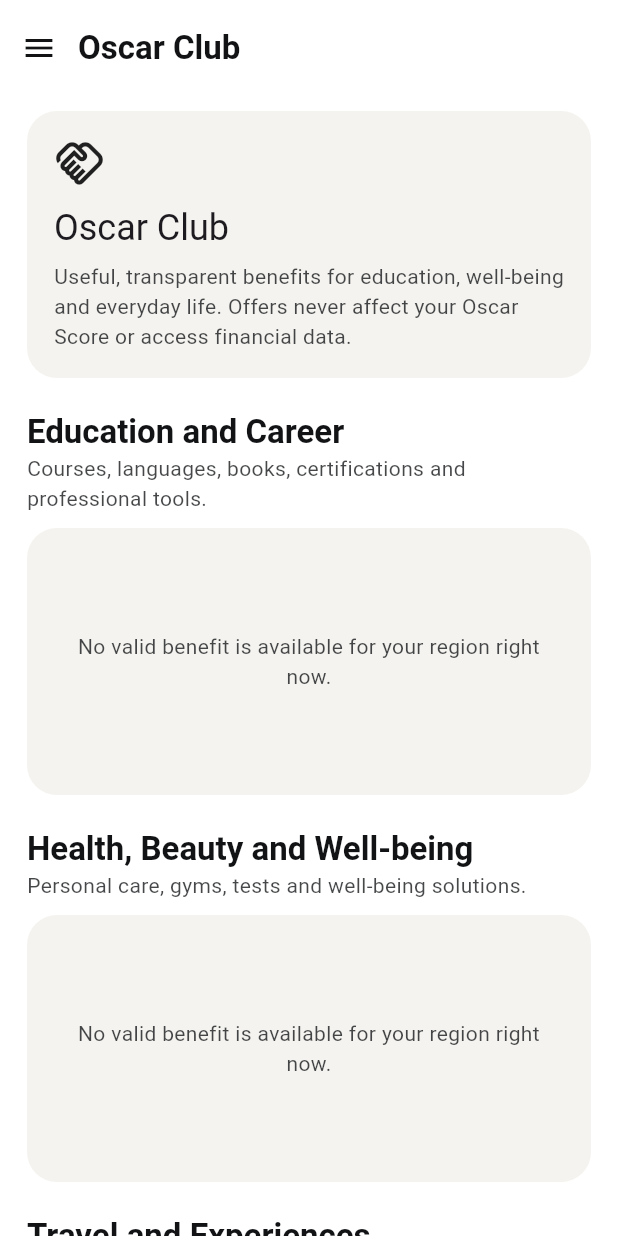
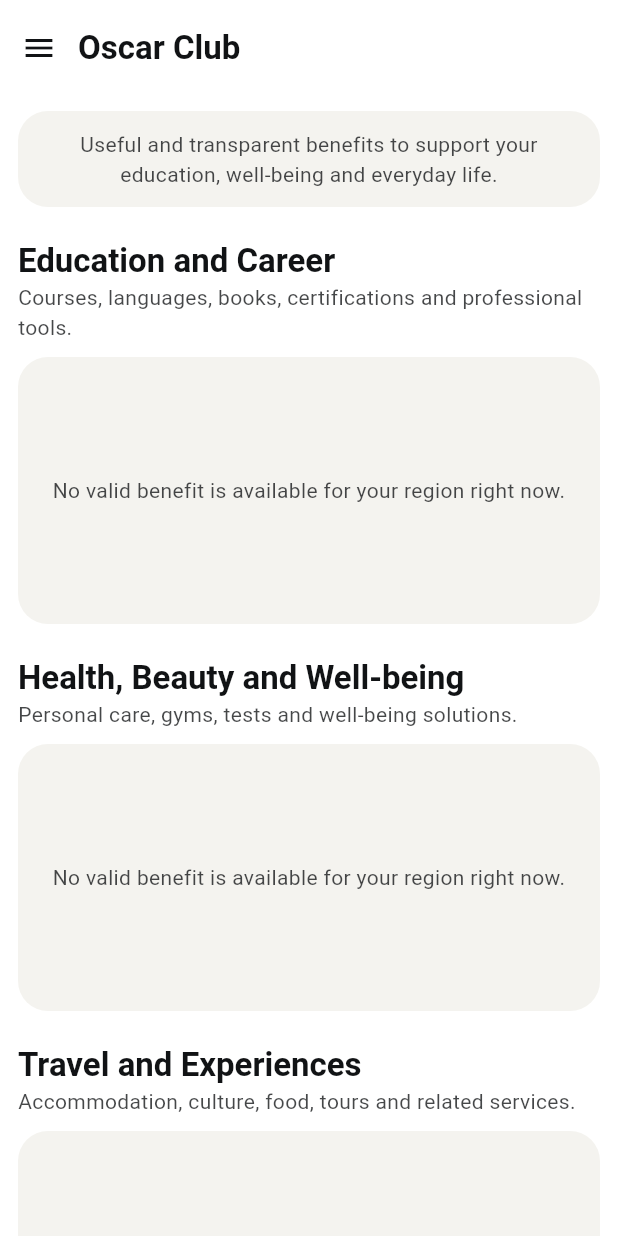
Before and after one commit to chrysthopher23-stack/oscar-financas, a Flutter app: the OscarClubPage screen opened directly with empty values, on a phone screen of 412 x 824 dp. Run offline on Flutter 3.47's test engine with Material 3 defaults, Android fonts, the phone set to English and light mode, and no system bars; our stand-ins replace flutter_local_notifications, pdf, printing, shared_preferences, sqflite, timezone; accounts and stored records are empty.

Commit message:
Compact Oscar Club intro card

```diff
--- a/app/lib/core/localization/brains/de_de.dart
+++ b/app/lib/core/localization/brains/de_de.dart
@@ -170,7 +170,7 @@ const deDeMessages = <String, String>{
       "Tippen Sie auf einen Tarif, um die verfügbaren Funktionen anzuzeigen.",
   "Uma indicação elegível pode oferecer até 40% de desconto. Benefícios não são cumulativos: prevalece sempre o maior desconto válido.": "Eine berechtigte Empfehlung kann bis zu 40 % Rabatt bieten. Vorteile sind nicht kombinierbar; es gilt stets der höchste gültige Rabatt.",
   "O convite seguro será habilitado quando contas e validação do servidor estiverem disponíveis.": "Sichere Einladungen werden aktiviert, sobald Konten und Serverprüfung verfügbar sind.",
-  "Benefícios úteis e transparentes para apoiar sua educação, bem-estar e vida prática. Ofertas nunca alteram seu Oscar Score nem acessam seus dados financeiros.": "Nützliche, transparente Vorteile für Bildung, Wohlbefinden und Alltag. Angebote beeinflussen weder Ihren Oscar Score noch greifen sie auf Finanzdaten zu.",
+  "Benefícios úteis e transparentes para apoiar sua educação, bem-estar e vida prática.": "Nützliche und transparente Vorteile zur Unterstützung von Bildung, Wohlbefinden und Alltag.",
   "O Oscar Finanças poderá receber uma comissão se você contratar ou comprar por este link. Você será direcionado ao ambiente do parceiro.": "Oscar Finanças kann eine Provision erhalten, wenn Sie über diesen Link kaufen. Sie werden zum Partner weitergeleitet.",
   "O link deste parceiro ainda não está disponível.":
       "Der Link dieses Partners ist noch nicht verfügbar.",
--- a/app/lib/core/localization/brains/en_us.dart
+++ b/app/lib/core/localization/brains/en_us.dart
@@ -168,7 +168,7 @@ const enUsMessages = <String, String>{
       "Tap a plan to view its available features.",
   "Uma indicação elegível pode oferecer até 40% de desconto. Benefícios não são cumulativos: prevalece sempre o maior desconto válido.": "An eligible referral may offer up to 40% off. Benefits cannot be combined: the highest valid discount always applies.",
   "O convite seguro será habilitado quando contas e validação do servidor estiverem disponíveis.": "Secure invitations will be enabled when accounts and server validation are available.",
-  "Benefícios úteis e transparentes para apoiar sua educação, bem-estar e vida prática. Ofertas nunca alteram seu Oscar Score nem acessam seus dados financeiros.": "Useful, transparent benefits for education, well-being and everyday life. Offers never affect your Oscar Score or access financial data.",
+  "Benefícios úteis e transparentes para apoiar sua educação, bem-estar e vida prática.": "Useful and transparent benefits to support your education, well-being and everyday life.",
   "O Oscar Finanças poderá receber uma comissão se você contratar ou comprar por este link. Você será direcionado ao ambiente do parceiro.": "Oscar Finanças may receive a commission if you buy through this link. You will be directed to the partner environment.",
   "O link deste parceiro ainda não está disponível.":
       "This partner link is not available yet.",
--- a/app/lib/core/localization/brains/fr_fr.dart
+++ b/app/lib/core/localization/brains/fr_fr.dart
@@ -168,7 +168,7 @@ const frFrMessages = <String, String>{
       "Touchez un forfait pour voir les fonctionnalités disponibles.",
   "Uma indicação elegível pode oferecer até 40% de desconto. Benefícios não são cumulativos: prevalece sempre o maior desconto válido.": "Un parrainage éligible peut offrir jusqu’à 40 % de remise. Les avantages ne se cumulent pas : la remise valide la plus élevée s’applique.",
   "O convite seguro será habilitado quando contas e validação do servidor estiverem disponíveis.": "Les invitations sécurisées seront activées lorsque les comptes et la validation serveur seront disponibles.",
-  "Benefícios úteis e transparentes para apoiar sua educação, bem-estar e vida prática. Ofertas nunca alteram seu Oscar Score nem acessam seus dados financeiros.": "Des avantages utiles et transparents pour l’éducation, le bien-être et le quotidien. Les offres n’affectent jamais votre Oscar Score et n’accèdent pas à vos données financières.",
+  "Benefícios úteis e transparentes para apoiar sua educação, bem-estar e vida prática.": "Des avantages utiles et transparents pour soutenir votre éducation, votre bien-être et votre vie quotidienne.",
   "O Oscar Finanças poderá receber uma comissão se você contratar ou comprar por este link. Você será direcionado ao ambiente do parceiro.": "Oscar Finanças peut recevoir une commission si vous achetez via ce lien. Vous serez redirigé vers l’espace du partenaire.",
   "O link deste parceiro ainda não está disponível.":
       "Le lien de ce partenaire n’est pas encore disponible.",
--- a/app/lib/core/localization/brains/hi_in.dart
+++ b/app/lib/core/localization/brains/hi_in.dart
@@ -170,7 +170,7 @@ const hiInMessages = <String, String>{
   "Uma indicação elegível pode oferecer até 40% de desconto. Benefícios não são cumulativos: prevalece sempre o maior desconto válido.": "योग्य रेफरल पर 40% तक छूट मिल सकती है। लाभ जोड़े नहीं जाते; सबसे बड़ी मान्य छूट लागू होती है।",
   "O convite seguro será habilitado quando contas e validação do servidor estiverem disponíveis.":
       "खाते और सर्वर सत्यापन उपलब्ध होने पर सुरक्षित आमंत्रण सक्रिय होंगे।",
-  "Benefícios úteis e transparentes para apoiar sua educação, bem-estar e vida prática. Ofertas nunca alteram seu Oscar Score nem acessam seus dados financeiros.": "शिक्षा, कल्याण और दैनिक जीवन के लिए उपयोगी और पारदर्शी लाभ। ऑफर आपके Oscar Score को कभी नहीं बदलते और वित्तीय डेटा तक पहुंच नहीं रखते।",
+  "Benefícios úteis e transparentes para apoiar sua educação, bem-estar e vida prática.": "आपकी शिक्षा, कल्याण और दैनिक जीवन में मदद के लिए उपयोगी और पारदर्शी लाभ।",
   "O Oscar Finanças poderá receber uma comissão se você contratar ou comprar por este link. Você será direcionado ao ambiente do parceiro.": "इस लिंक से खरीदने पर Oscar Finanças को कमीशन मिल सकता है। आपको पार्टनर के पेज पर भेजा जाएगा।",
   "O link deste parceiro ainda não está disponível.":
       "इस पार्टनर का लिंक अभी उपलब्ध नहीं है।",
--- a/app/lib/core/localization/brains/pt_br.dart
+++ b/app/lib/core/localization/brains/pt_br.dart
@@ -217,7 +217,7 @@ const ptBrMessages = <String, String>{
       "Toque em um plano para visualizar os recursos disponíveis.",
   "Uma indicação elegível pode oferecer até 40% de desconto. Benefícios não são cumulativos: prevalece sempre o maior desconto válido.": "Uma indicação elegível pode oferecer até 40% de desconto. Benefícios não são cumulativos: prevalece sempre o maior desconto válido.",
   "O convite seguro será habilitado quando contas e validação do servidor estiverem disponíveis.": "O convite seguro será habilitado quando contas e validação do servidor estiverem disponíveis.",
-  "Benefícios úteis e transparentes para apoiar sua educação, bem-estar e vida prática. Ofertas nunca alteram seu Oscar Score nem acessam seus dados financeiros.": "Benefícios úteis e transparentes para apoiar sua educação, bem-estar e vida prática. Ofertas nunca alteram seu Oscar Score nem acessam seus dados financeiros.",
+  "Benefícios úteis e transparentes para apoiar sua educação, bem-estar e vida prática.": "Benefícios úteis e transparentes para apoiar sua educação, bem-estar e vida prática.",
   "O Oscar Finanças poderá receber uma comissão se você contratar ou comprar por este link. Você será direcionado ao ambiente do parceiro.": "O Oscar Finanças poderá receber uma comissão se você contratar ou comprar por este link. Você será direcionado ao ambiente do parceiro.",
   "O link deste parceiro ainda não está disponível.":
       "O link deste parceiro ainda não está disponível.",
--- a/app/lib/features/screen_9_oscar_club/presentation/oscar_club_page.dart
+++ b/app/lib/features/screen_9_oscar_club/presentation/oscar_club_page.dart
@@ -41,25 +41,14 @@ final class _OscarClubPageState extends State<OscarClubPage> {
       builder: (context, snapshot) {
         final offers = snapshot.data ?? const <PartnerOffer>[];
         return ListView(
-          padding: const EdgeInsets.fromLTRB(18, 10, 18, 28),
+          padding: const EdgeInsets.fromLTRB(12, 10, 12, 28),
           children: [
             Card(
               child: Padding(
-                padding: const EdgeInsets.all(18),
-                child: Column(
-                  crossAxisAlignment: CrossAxisAlignment.start,
-                  children: [
-                    const Icon(Icons.handshake_outlined, size: 34),
-                    const SizedBox(height: 10),
-                    Text(
-                      'Oscar Clube',
-                      style: Theme.of(context).textTheme.headlineSmall,
-                    ),
-                    const SizedBox(height: 6),
-                    const Text(
-                      'Benefícios úteis e transparentes para apoiar sua educação, bem-estar e vida prática. Ofertas nunca alteram seu Oscar Score nem acessam seus dados financeiros.',
-                    ),
-                  ],
+                padding: const EdgeInsets.all(12),
+                child: const Text(
+                  'Benefícios úteis e transparentes para apoiar sua educação, bem-estar e vida prática.',
+                  textAlign: TextAlign.center,
                 ),
               ),
             ),
--- a/app/lib/shared/widgets/localized_text_supplement.dart
+++ b/app/lib/shared/widgets/localized_text_supplement.dart
@@ -31,7 +31,7 @@ const supplementalUiTranslations = <SupportedAppLocale, Map<String, String>>{
         'Tap a plan to view its available features.',
     'Uma indicação elegível pode oferecer até 40% de desconto. Benefícios não são cumulativos: prevalece sempre o maior desconto válido.': 'An eligible referral may offer up to 40% off. Benefits cannot be combined: the highest valid discount always applies.',
     'O convite seguro será habilitado quando contas e validação do servidor estiverem disponíveis.': 'Secure invitations will be enabled when accounts and server validation are available.',
-    'Benefícios úteis e transparentes para apoiar sua educação, bem-estar e vida prática. Ofertas nunca alteram seu Oscar Score nem acessam seus dados financeiros.': 'Useful, transparent benefits for education, well-being and everyday life. Offers never affect your Oscar Score or access financial data.',
+    'Benefícios úteis e transparentes para apoiar sua educação, bem-estar e vida prática.': 'Useful and transparent benefits to support your education, well-being and everyday life.',
     'O Oscar Finanças poderá receber uma comissão se você contratar ou comprar por este link. Você será direcionado ao ambiente do parceiro.': 'Oscar Finanças may receive a commission if you buy through this link. You will be directed to the partner environment.',
     'O link deste parceiro ainda não está disponível.':
         'This partner link is not available yet.',
@@ -112,7 +112,7 @@ const supplementalUiTranslations = <SupportedAppLocale, Map<String, String>>{
         'Tippen Sie auf einen Tarif, um die verfügbaren Funktionen anzuzeigen.',
     'Uma indicação elegível pode oferecer até 40% de desconto. Benefícios não são cumulativos: prevalece sempre o maior desconto válido.': 'Eine berechtigte Empfehlung kann bis zu 40 % Rabatt bieten. Vorteile sind nicht kombinierbar; es gilt stets der höchste gültige Rabatt.',
     'O convite seguro será habilitado quando contas e validação do servidor estiverem disponíveis.': 'Sichere Einladungen werden aktiviert, sobald Konten und Serverprüfung verfügbar sind.',
-    'Benefícios úteis e transparentes para apoiar sua educação, bem-estar e vida prática. Ofertas nunca alteram seu Oscar Score nem acessam seus dados financeiros.': 'Nützliche, transparente Vorteile für Bildung, Wohlbefinden und Alltag. Angebote beeinflussen weder Ihren Oscar Score noch greifen sie auf Finanzdaten zu.',
+    'Benefícios úteis e transparentes para apoiar sua educação, bem-estar e vida prática.': 'Nützliche und transparente Vorteile zur Unterstützung von Bildung, Wohlbefinden und Alltag.',
     'O Oscar Finanças poderá receber uma comissão se você contratar ou comprar por este link. Você será direcionado ao ambiente do parceiro.': 'Oscar Finanças kann eine Provision erhalten, wenn Sie über diesen Link kaufen. Sie werden zum Partner weitergeleitet.',
     'O link deste parceiro ainda não está disponível.':
         'Der Link dieses Partners ist noch nicht verfügbar.',
@@ -191,7 +191,7 @@ const supplementalUiTranslations = <SupportedAppLocale, Map<String, String>>{
         'Touchez un forfait pour voir les fonctionnalités disponibles.',
     'Uma indicação elegível pode oferecer até 40% de desconto. Benefícios não são cumulativos: prevalece sempre o maior desconto válido.': 'Un parrainage éligible peut offrir jusqu’à 40 % de remise. Les avantages ne se cumulent pas : la remise valide la plus élevée s’applique.',
     'O convite seguro será habilitado quando contas e validação do servidor estiverem disponíveis.': 'Les invitations sécurisées seront activées lorsque les comptes et la validation serveur seront disponibles.',
-    'Benefícios úteis e transparentes para apoiar sua educação, bem-estar e vida prática. Ofertas nunca alteram seu Oscar Score nem acessam seus dados financeiros.': 'Des avantages utiles et transparents pour l’éducation, le bien-être et le quotidien. Les offres n’affectent jamais votre Oscar Score et n’accèdent pas à vos données financières.',
+    'Benefícios úteis e transparentes para apoiar sua educação, bem-estar e vida prática.': 'Des avantages utiles et transparents pour soutenir votre éducation, votre bien-être et votre vie quotidienne.',
     'O Oscar Finanças poderá receber uma comissão se você contratar ou comprar por este link. Você será direcionado ao ambiente do parceiro.': 'Oscar Finanças peut recevoir une commission si vous achetez via ce lien. Vous serez redirigé vers l’espace du partenaire.',
     'O link deste parceiro ainda não está disponível.':
         'Le lien de ce partenaire n’est pas encore disponible.',
@@ -274,7 +274,7 @@ const supplementalUiTranslations = <SupportedAppLocale, Map<String, String>>{
     'Uma indicação elegível pode oferecer até 40% de desconto. Benefícios não são cumulativos: prevalece sempre o maior desconto válido.': 'योग्य रेफरल पर 40% तक छूट मिल सकती है। लाभ जोड़े नहीं जाते; सबसे बड़ी मान्य छूट लागू होती है।',
     'O convite seguro será habilitado quando contas e validação do servidor estiverem disponíveis.':
         'खाते और सर्वर सत्यापन उपलब्ध होने पर सुरक्षित आमंत्रण सक्रिय होंगे।',
-    'Benefícios úteis e transparentes para apoiar sua educação, bem-estar e vida prática. Ofertas nunca alteram seu Oscar Score nem acessam seus dados financeiros.': 'शिक्षा, कल्याण और दैनिक जीवन के लिए उपयोगी और पारदर्शी लाभ। ऑफर आपके Oscar Score को कभी नहीं बदलते और वित्तीय डेटा तक पहुंच नहीं रखते।',
+    'Benefícios úteis e transparentes para apoiar sua educação, bem-estar e vida prática.': 'आपकी शिक्षा, कल्याण और दैनिक जीवन में मदद के लिए उपयोगी और पारदर्शी लाभ।',
     'O Oscar Finanças poderá receber uma comissão se você contratar ou comprar por este link. Você será direcionado ao ambiente do parceiro.': 'इस लिंक से खरीदने पर Oscar Finanças को कमीशन मिल सकता है। आपको पार्टनर के पेज पर भेजा जाएगा।',
     'O link deste parceiro ainda não está disponível.':
         'इस पार्टनर का लिंक अभी उपलब्ध नहीं है।',
```
Also changed, not shown: 1 other file.
